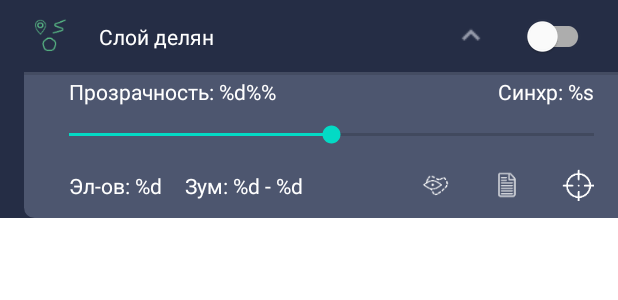
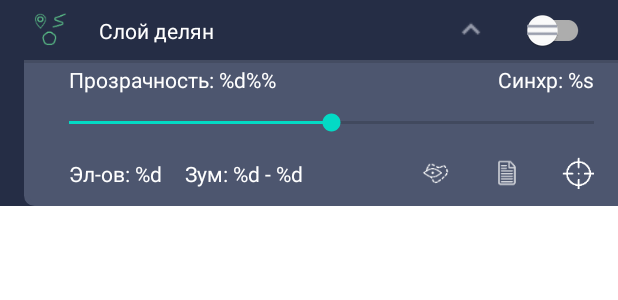
Before and after one commit to dachecker1/InfograceTask, an Android app: the layout tool_position.xml on its own in the app's theme, with its tools: preview values and no code run, on a phone screen of 412 x 824 dp. Shown: the top 300 px of the screen. Run offline under Robolectric (Android 15) with nearby library versions, the phone set to English and light mode, and no system bars.

Commit message:
перетаскивание работает.

```diff
--- a/app/src/main/java/com/vk/dachecker/infogracetask/presentation/MainActivity.kt
+++ b/app/src/main/java/com/vk/dachecker/infogracetask/presentation/MainActivity.kt
@@ -47,6 +47,10 @@ class MainActivity : FragmentActivity() {
             dialogHelper = DialogHelper(this, viewModel)
             dialogHelper.createDialog()
         }
+
+        binding.dragList.setOnClickListener {
+            viewModel.dragList()
+        }
     }
 
     private fun setObservers() = with(viewModel){
--- a/app/src/main/res/layout/tool_position.xml
+++ b/app/src/main/res/layout/tool_position.xml
@@ -15,7 +15,7 @@
         <androidx.constraintlayout.widget.ConstraintLayout
             android:id="@+id/mainPanel"
             android:layout_width="match_parent"
-            android:layout_height="match_parent">
+            android:layout_height="40dp">
 
             <ImageView
                 android:id="@+id/imInvisible"
@@ -57,12 +57,12 @@
 
             <ImageView
                 android:id="@+id/drag_and_drop"
-                android:layout_width="wrap_content"
-                android:layout_height="wrap_content"
+                android:layout_width="20dp"
+                android:layout_height="20dp"
                 android:layout_marginEnd="16dp"
-                android:visibility="gone"
-                app:layout_constraintBottom_toTopOf="@+id/switcher"
+                app:layout_constraintBottom_toBottomOf="parent"
                 app:layout_constraintEnd_toEndOf="parent"
+                app:layout_constraintStart_toEndOf="@+id/imArrow"
                 app:layout_constraintTop_toTopOf="parent"
                 app:srcCompat="@drawable/ic_drag_list_item" />
 
```
Also changed, not shown: app/src/main/java/com/vk/dachecker/infogracetask/presentation/SidePanelAdapter.kt (+18 -0 lines), app/src/main/java/com/vk/dachecker/infogracetask/presentation/SidePanelViewModel.kt (+9 -0 lines).
